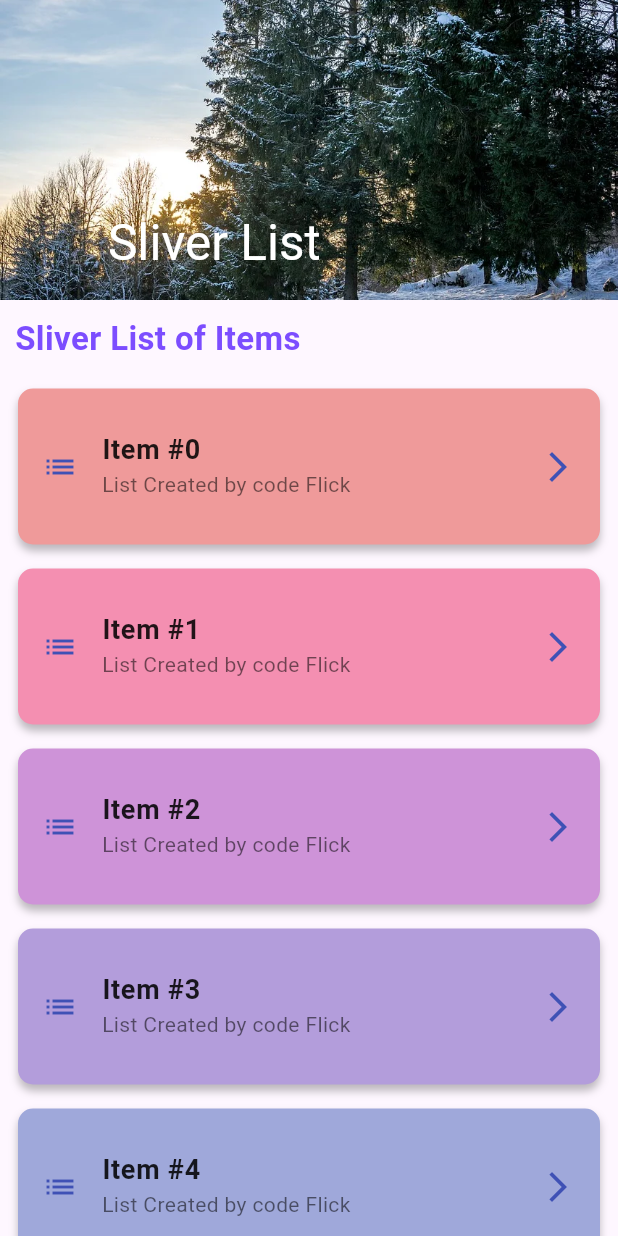
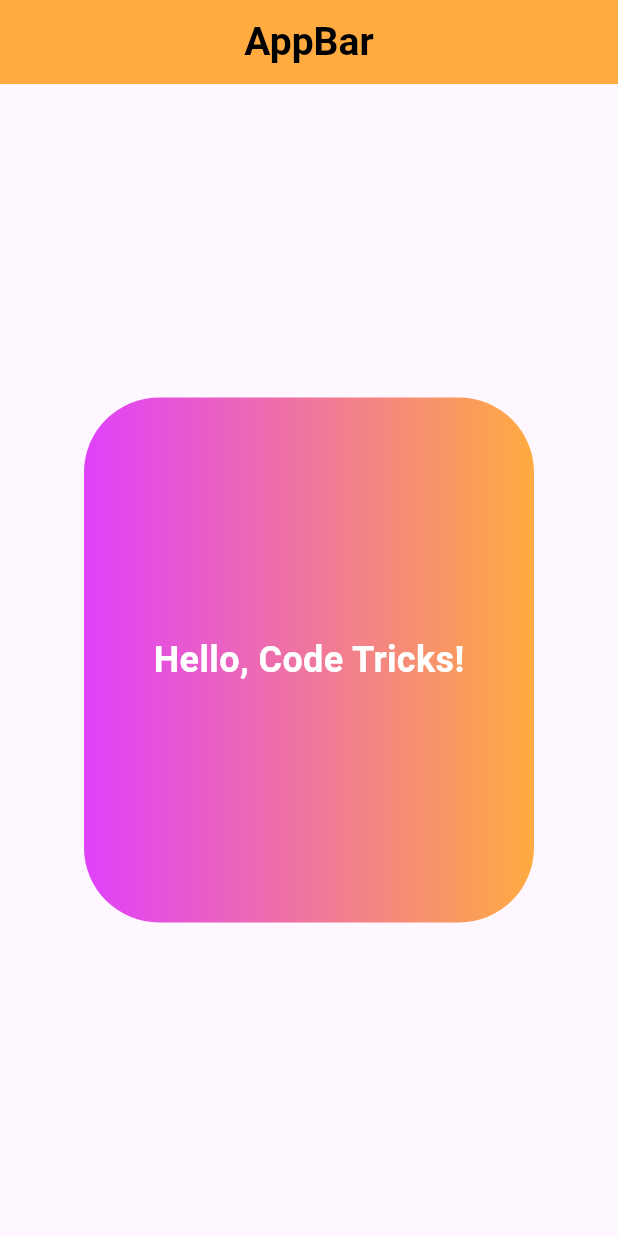
Before and after one commit to ozcann159/flutter_tricks, a Flutter app: the screen it shows after launch, on a phone screen of 412 x 824 dp. Run offline on Flutter 3.47's test engine with Material 3 defaults, Android fonts, the phone set to English and light mode, and no system bars.

Commit message:
first Without

```diff
--- a/lib/main.dart
+++ b/lib/main.dart
@@ -1,5 +1,5 @@
 import 'package:flutter/material.dart';
-import 'package:flutter_tricks/widgets/sliver_list.dart';
+import 'package:flutter_tricks/widgets/home_page.dart';
 
 void main() {
   runApp(const MainApp());
@@ -12,7 +12,8 @@ class MainApp extends StatelessWidget {
   Widget build(BuildContext context) {
     return MaterialApp(
       debugShowCheckedModeBanner: false,
-      home: MySliverList(),
+
+      home: HomePage(),
     );
   }
 }
--- /dev/null
+++ b/lib/widgets/home_page.dart
@@ -0,0 +1,41 @@
+import 'package:flutter/material.dart';
+
+class HomePage extends StatelessWidget {
+  const HomePage({super.key});
+
+  @override
+  Widget build(BuildContext context) {
+    return Scaffold(
+      appBar: AppBar(
+        centerTitle: true,
+        title: const Text(
+          'AppBar',
+          style: TextStyle(
+              fontWeight: FontWeight.bold, color: Colors.black, fontSize: 26),
+        ),
+        backgroundColor: Colors.orangeAccent,
+      ),
+      body: Center(
+        child: Container(
+          height: 350,
+          width: 300,
+          decoration: BoxDecoration(
+            gradient: const LinearGradient(
+              colors: [Colors.purpleAccent, Colors.orangeAccent],
+            ),
+            borderRadius: BorderRadius.circular(50),
+          ),
+          child: const Center(
+            child: Text(
+              'Hello, Code Tricks!',
+              style: TextStyle(
+                  fontSize: 24,
+                  fontWeight: FontWeight.bold,
+                  color: Colors.white),
+            ),
+          ),
+        ),
+      ),
+    );
+  }
+}
--- a/lib/widgets/sliver_list.dart
+++ b/lib/widgets/sliver_list.dart
@@ -14,7 +14,7 @@ class MySliverList extends StatelessWidget {
             pinned: true,
             backgroundColor: Colors.indigo.shade200,
             flexibleSpace: FlexibleSpaceBar(
-              title: Text(
+              title: const Text(
                 'Sliver List',
                 style: TextStyle(color: Colors.white),
               ),
@@ -24,7 +24,7 @@ class MySliverList extends StatelessWidget {
               ),
             ),
           ),
-          SliverToBoxAdapter(
+          const SliverToBoxAdapter(
             child: Padding(
               padding: EdgeInsets.all(10),
               child: Text(
@@ -40,12 +40,13 @@ class MySliverList extends StatelessWidget {
             delegate: SliverChildBuilderDelegate(
               (BuildContext context, int index) {
                 return Container(
-                  margin: EdgeInsets.symmetric(vertical: 8, horizontal: 12),
+                  margin:
+                      const EdgeInsets.symmetric(vertical: 8, horizontal: 12),
                   decoration: BoxDecoration(
                     color: Colors
                         .primaries[index % Colors.primaries.length].shade200,
                     borderRadius: BorderRadius.circular(10),
-                    boxShadow: [
+                    boxShadow: const [
                       BoxShadow(
                         color: Colors.black26,
                         offset: Offset(0, 4),
@@ -54,26 +55,26 @@ class MySliverList extends StatelessWidget {
                     ],
                   ),
                   child: ListTile(
-                    contentPadding: EdgeInsets.all(16),
+                    contentPadding: const EdgeInsets.all(16),
                     title: Text(
                       items[index],
-                      style: TextStyle(
+                      style: const TextStyle(
                         fontSize: 18,
                         fontWeight: FontWeight.w600,
                         color: Colors.black87,
                       ),
                     ),
-                    subtitle: Text(
+                    subtitle: const Text(
                       'List Created by code Flick',
                       style: TextStyle(
                         color: Colors.black54,
                       ),
                     ),
-                    leading: Icon(
+                    leading: const Icon(
                       Icons.list,
                       color: Colors.indigo,
                     ),
-                    trailing: Icon(
+                    trailing: const Icon(
                       Icons.arrow_forward_ios,
                       color: Colors.indigo,
                     ),
```
